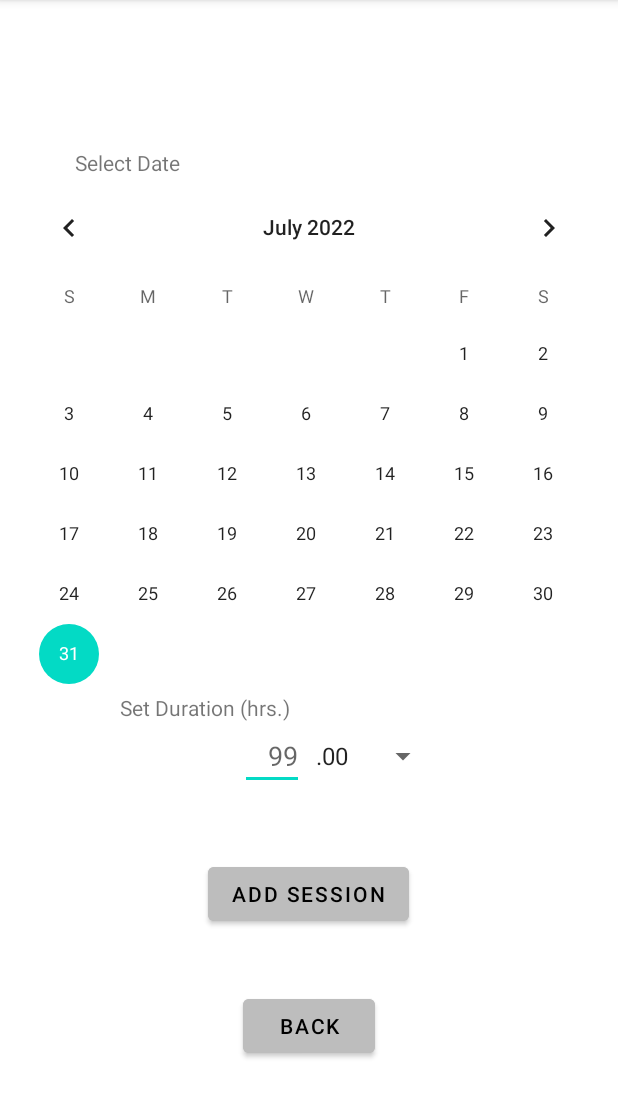
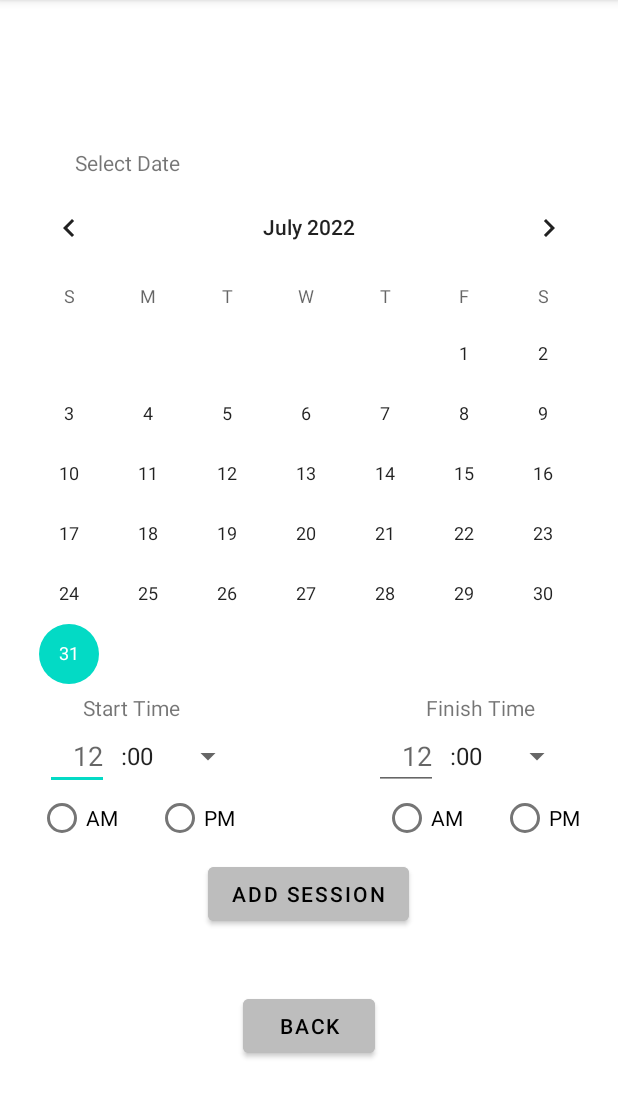
Before and after one commit to Sweaty-Cheese/TimeThing, an Android app: the AddSessionActivity screen opened directly, with no data from a screen before it, on a phone screen of 412 x 824 dp, the part 84-1202 px from its top. Run offline under Robolectric (Android 15) with nearby library versions, the phone set to English and light mode, and no system bars.

Commit message:
project commit

```diff
--- /dev/null
+++ b/app/src/main/java/com/example/timething/Activity/AddSessionActivity.java
@@ -0,0 +1,138 @@
+package com.example.timething.Activity;
+
+import android.content.Intent;
+import android.os.Build;
+import android.os.Bundle;
+import android.widget.Button;
+import android.widget.CalendarView;
+import android.widget.RadioButton;
+import android.widget.RadioGroup;
+import android.widget.Spinner;
+import android.widget.TextView;
+import android.widget.Toast;
+
+import androidx.annotation.RequiresApi;
+import androidx.appcompat.app.AppCompatActivity;
+
+import com.example.timething.DbUtil;
+import com.example.timething.R;
+import com.example.timething.model.Session;
+
+import java.text.SimpleDateFormat;
+import java.time.Instant;
+import java.time.LocalDateTime;
+import java.time.format.DateTimeFormatter;
+import java.util.TimeZone;
+
+@RequiresApi(api = Build.VERSION_CODES.O)
+public class AddSessionActivity extends AppCompatActivity {
+
+    CalendarView calSessionDate;
+
+    TextView txtStartHour;
+    Spinner spnStartMin;
+
+    RadioGroup radgpStartAmPm;
+    RadioButton radStartAm;
+    RadioButton radStartPm;
+
+    RadioGroup radgpFinishAmPm;
+    RadioButton radFinishAm;
+    RadioButton radFinishPm;
+
+    TextView txtFinishHour;
+    Spinner spnFinishMin;
+
+    Button btnAdd;
+    Button btnBack;
+
+    SimpleDateFormat sdfMMMDddYyy = new SimpleDateFormat("MMM/dd/yyy");
+    private final DateTimeFormatter dtfHrsMins = DateTimeFormatter.ofPattern("hh:mm a");
+
+
+    int jobId;
+
+    @Override
+    protected void onCreate(Bundle savedInstanceState) {
+        super.onCreate(savedInstanceState);
+        setContentView(R.layout.activity_add_session);
+
+        calSessionDate = findViewById(R.id.cal_dateSelect);
+
+        txtStartHour = findViewById(R.id.txt_start_time);
+        spnStartMin = findViewById(R.id.spn_start_time_mins);
+
+        radgpStartAmPm = findViewById(R.id.radgp_start_amPm);
+        radStartAm = findViewById(R.id.rad_start_am);
+        radStartPm = findViewById(R.id.rad_start_pm);
+
+        txtFinishHour = findViewById(R.id.txt_finish_time);
+        spnFinishMin = findViewById(R.id.spn_finish_time_mins);
+
+        radgpFinishAmPm = findViewById(R.id.radgp_finish_amPm);
+        radFinishAm = findViewById(R.id.rad_finish_am);
+        radFinishPm = findViewById(R.id.rad_finish_pm);
+
+        btnAdd = findViewById(R.id.btn_addSession);
+        btnBack = findViewById(R.id.btn_back);
+
+        DbUtil db = new DbUtil(AddSessionActivity.this);
+
+        Intent intent = getIntent();
+        jobId = intent.getIntExtra("job_id", 0);
+
+        //TODO: Input validation
+        btnAdd.setOnClickListener(view -> {
+            if (txtStartHour.getText().toString().equals("") && txtFinishHour.getText().toString().equals("")) {
+                Toast.makeText(AddSessionActivity.this, "Please specify a start time and a finish time", Toast.LENGTH_LONG).show();
+            }
+            else if (txtStartHour.getText().toString().equals("")) {
+                Toast.makeText(AddSessionActivity.this, "Please specify a start time", Toast.LENGTH_LONG).show();
+            }
+            else if (txtFinishHour.getText().toString().equals("")) {
+                Toast.makeText(AddSessionActivity.this, "Please specify a finish time", Toast.LENGTH_LONG).show();
+            }
+            else {
+                try {
+                    int startHour = Integer.parseInt(txtStartHour.getText().toString());
+                    int finishHour = Integer.parseInt(txtFinishHour.getText().toString());
+
+                    String startAmPm = "";
+                    String finishAmPm = "";
+
+                    if (radStartAm.isChecked())
+                        startAmPm = " a.m.";
+                    else if (radStartPm.isChecked())
+                        startAmPm = " a.m.";
+
+                    if (radFinishAm.isChecked())
+                        finishAmPm = " a.m.";
+                    else if (radFinishPm.isChecked())
+                        finishAmPm = " a.m.";
+
+                    String startTimeString = startHour + spnStartMin.getSelectedItem().toString() + startAmPm;
+                    String finishTimeString = finishHour + spnFinishMin.getSelectedItem().toString() + finishAmPm;
+
+                    LocalDateTime startTime = LocalDateTime.parse(startTimeString, dtfHrsMins);
+                    LocalDateTime finishTime = LocalDateTime.parse(finishTimeString, dtfHrsMins);
+
+                    Session sesh = new Session(LocalDateTime.ofInstant(Instant.ofEpochMilli(calSessionDate.getDate()), TimeZone.getDefault().toZoneId()), startTime, finishTime, jobId);
+                    db.AddSession(sesh);
+
+                    Toast.makeText(AddSessionActivity.this, "Session added successfully", Toast.LENGTH_LONG).show();
+
+                }
+                catch (NumberFormatException e) {
+                    Toast.makeText(AddSessionActivity.this, "Start time and finish time must be whole numbers between 1 and 12", Toast.LENGTH_LONG).show();
+                }
+            }
+        });
+
+        btnBack.setOnClickListener(view -> {
+            Intent i = new Intent (AddSessionActivity.this, ViewJobActivity.class);
+            i.putExtra("job_id", jobId);
+
+            startActivity(i);
+        });
+    }
+}
--- a/app/src/main/java/com/example/timething/ClientsActivity.java
+++ b/app/src/main/java/com/example/timething/Activity/ClientsActivity.java
@@ -1,4 +1,4 @@
-package com.example.timething;
+package com.example.timething.Activity;
 
 import android.content.Intent;
 import android.os.Build;
@@ -12,6 +12,9 @@ import android.widget.Toast;
 import androidx.annotation.RequiresApi;
 import androidx.appcompat.app.AppCompatActivity;
 
+import com.example.timething.DbUtil;
+import com.example.timething.MainActivity;
+import com.example.timething.R;
 import com.example.timething.model.Client;
 
 import java.util.List;
--- a/app/src/main/java/com/example/timething/AddSessionActivity.java
+++ /dev/null
@@ -1,72 +0,0 @@
-package com.example.timething;
-
-import android.content.Intent;
-import android.os.Bundle;
-import android.widget.Button;
-import android.widget.CalendarView;
-import android.widget.Spinner;
-import android.widget.TextView;
-import android.widget.Toast;
-
-import androidx.appcompat.app.AppCompatActivity;
-
-import com.example.timething.model.Session;
-
-import java.text.SimpleDateFormat;
-
-public class AddSessionActivity extends AppCompatActivity {
-
-    CalendarView calSessionDate;
-
-    TextView txtHours;
-    Spinner spnHourDecimal;
-
-    Button btnAdd;
-    Button btnBack;
-
-    SimpleDateFormat sdf = new SimpleDateFormat("MMM/dd/yyy");
-
-    int jobId;
-
-    @Override
-    protected void onCreate(Bundle savedInstanceState) {
-        super.onCreate(savedInstanceState);
-        setContentView(R.layout.activity_add_session);
-
-        calSessionDate = findViewById(R.id.cal_dateSelect);
-
-        txtHours = findViewById(R.id.txt_duration);
-        spnHourDecimal = findViewById(R.id.spn_durationDecimal);
-
-        btnAdd = findViewById(R.id.btn_addSession);
-        btnBack = findViewById(R.id.btn_back);
-
-        DbUtil db = new DbUtil(AddSessionActivity.this);
-
-        Intent intent = getIntent();
-        jobId = intent.getIntExtra("job_id", 0);
-
-
-        btnAdd.setOnClickListener(view -> {
-            if (txtHours.getText().toString().equals("")) {
-                Toast.makeText(AddSessionActivity.this, "Please specify a duration", Toast.LENGTH_LONG).show();
-            }
-            else {
-                String durationString = txtHours.getText().toString() + spnHourDecimal.getSelectedItem().toString();
-                double duration = Double.parseDouble(durationString);
-
-                Session sesh = new Session(duration, sdf.format(calSessionDate.getDate()), jobId);
-                db.AddSession(sesh);
-
-                Toast.makeText(AddSessionActivity.this, "Session added successfully", Toast.LENGTH_LONG).show();
-            }
-        });
-
-        btnBack.setOnClickListener(view -> {
-            Intent i = new Intent (AddSessionActivity.this, ViewJobActivity.class);
-            i.putExtra("job_id", jobId);
-
-            startActivity(i);
-        });
-    }
-}
--- a/app/src/main/java/com/example/timething/ClockBackground.java
+++ b/app/src/main/java/com/example/timething/ClockBackground.java
@@ -5,6 +5,7 @@ import java.time.LocalDateTime;
 public class ClockBackground {
     public static boolean clockRunning = false;
     public static long timeAway = 0;
+    public static long pauseDuration = 0;
     public static LocalDateTime startTime = null;
     public static LocalDateTime pauseTime = null;
 }
--- a/app/src/main/res/layout/activity_add_session.xml
+++ b/app/src/main/res/layout/activity_add_session.xml
@@ -4,7 +4,7 @@
     xmlns:tools="http://schemas.android.com/tools"
     android:layout_width="match_parent"
     android:layout_height="match_parent"
-    tools:context=".AddSessionActivity">
+    tools:context=".Activity.AddSessionActivity">
 
   <TextView
       android:id="@+id/lbl_date"
@@ -18,37 +18,121 @@
       android:id="@+id/cal_dateSelect"
       android:layout_width="match_parent"
       android:layout_height="wrap_content"
-      android:layout_above="@id/txt_duration"
+      android:layout_above="@id/txt_start_time"
       android:layout_marginBottom="25dp"/>
 
   <TextView
-      android:id="@+id/lbl_duration"
+      android:id="@+id/lbl_start_time"
       android:layout_width="wrap_content"
       android:layout_height="wrap_content"
-      android:layout_above="@id/txt_duration"
-      android:layout_marginStart="80dp"
-      android:text="Set Duration (hrs.)" />
+      android:layout_above="@id/txt_start_time"
+      android:layout_marginStart="55dp"
+      android:text="Start Time" />
 
   <EditText
-      android:id="@+id/txt_duration"
+      android:id="@+id/txt_start_time"
       android:layout_width="wrap_content"
       android:layout_height="wrap_content"
       android:layout_above="@id/btn_addSession"
-      android:layout_marginStart="160dp"
+      android:layout_marginStart="30dp"
       android:layout_marginBottom="45dp"
       android:ems="2"
-      android:hint="99"
+      android:hint="12"
+      android:maxLength="2"
       android:inputType="number"
       android:textAlignment="textEnd" />
 
   <Spinner
-      android:id="@+id/spn_durationDecimal"
+      android:id="@+id/spn_start_time_mins"
       android:layout_width="90dp"
       android:layout_height="wrap_content"
       android:layout_above="@id/btn_addSession"
-      android:layout_toEndOf="@id/txt_duration"
+      android:layout_toEndOf="@id/txt_start_time"
       android:layout_marginBottom="56dp"
       android:entries="@array/duration_decimals"/>
+
+  <RadioGroup
+      android:id="@+id/radgp_start_amPm"
+      android:layout_width="wrap_content"
+      android:layout_height="wrap_content"
+      android:layout_below="@+id/lbl_start_time"
+      android:layout_marginTop="40dp"
+      android:layout_marginStart="25dp"
+      android:orientation="horizontal">
+
+    <RadioButton
+        android:id="@+id/rad_start_am"
+        android:layout_width="wrap_content"
+        android:layout_height="wrap_content"
+        android:text="AM"
+        android:onClick="onRadioButtonClicked"/>
+
+    <RadioButton
+        android:id="@+id/rad_start_pm"
+        android:layout_width="wrap_content"
+        android:layout_height="wrap_content"
+        android:layout_marginStart="25dp"
+        android:text="PM"
+        android:onClick="onRadioButtonClicked"/>
+  </RadioGroup>
+
+  <TextView
+      android:id="@+id/lbl_finish_time"
+      android:layout_width="wrap_content"
+      android:layout_height="wrap_content"
+      android:layout_above="@id/txt_finish_time"
+      android:layout_alignParentRight="true"
+      android:layout_marginEnd="55dp"
+      android:text="Finish Time" />
+
+  <EditText
+      android:id="@+id/txt_finish_time"
+      android:layout_width="wrap_content"
+      android:layout_height="wrap_content"
+      android:layout_above="@id/btn_addSession"
+      android:layout_toStartOf="@id/spn_finish_time_mins"
+      android:layout_marginBottom="45dp"
+      android:ems="2"
+      android:hint="12"
+      android:maxLength="2"
+      android:inputType="number"
+      android:textAlignment="textEnd" />
+
+  <Spinner
+      android:id="@+id/spn_finish_time_mins"
+      android:layout_width="90dp"
+      android:layout_height="wrap_content"
+      android:layout_above="@id/btn_addSession"
+      android:layout_alignParentRight="true"
+      android:layout_marginEnd="30dp"
+      android:layout_marginBottom="56dp"
+      android:entries="@array/duration_decimals"/>
+
+  <RadioGroup
+      android:id="@+id/radgp_finish_amPm"
+      android:layout_width="wrap_content"
+      android:layout_height="wrap_content"
+      android:layout_below="@+id/lbl_start_time"
+      android:layout_alignParentRight="true"
+      android:layout_marginTop="40dp"
+      android:layout_marginEnd="25dp"
+      android:orientation="horizontal">
+
+    <RadioButton
+        android:id="@+id/rad_finish_am"
+        android:layout_width="wrap_content"
+        android:layout_height="wrap_content"
+        android:text="AM"
+        android:onClick="onRadioButtonClicked"/>
+
+    <RadioButton
+        android:id="@+id/rad_finish_pm"
+        android:layout_width="wrap_content"
+        android:layout_height="wrap_content"
+        android:layout_marginStart="25dp"
+        android:text="PM"
+        android:onClick="onRadioButtonClicked"/>
+  </RadioGroup>
 
   <Button
       android:id="@+id/btn_addSession"
--- a/app/src/main/res/layout/activity_clients.xml
+++ b/app/src/main/res/layout/activity_clients.xml
@@ -3,7 +3,7 @@
     xmlns:tools="http://schemas.android.com/tools"
     android:layout_width="match_parent"
     android:layout_height="match_parent"
-    tools:context=".ClientsActivity">
+    tools:context=".Activity.ClientsActivity">
 
     <Button
         android:id="@+id/btn_addClient"
--- a/app/src/main/res/layout/activity_jobs.xml
+++ b/app/src/main/res/layout/activity_jobs.xml
@@ -3,7 +3,7 @@
     xmlns:tools="http://schemas.android.com/tools"
     android:layout_width="match_parent"
     android:layout_height="match_parent"
-    tools:context=".JobsActivity">
+    tools:context=".Activity.JobsActivity">
 
     <Button
         android:id="@+id/btn_addJob"
--- a/app/src/main/res/layout/activity_view_client.xml
+++ b/app/src/main/res/layout/activity_view_client.xml
@@ -3,7 +3,7 @@
     xmlns:tools="http://schemas.android.com/tools"
     android:layout_width="match_parent"
     android:layout_height="match_parent"
-    tools:context=".ViewClientActivity">
+    tools:context=".Activity.ViewClientActivity">
 
     <TextView
         android:id="@+id/lbl_name"
--- a/app/src/main/res/layout/activity_view_job.xml
+++ b/app/src/main/res/layout/activity_view_job.xml
@@ -3,7 +3,7 @@
     xmlns:tools="http://schemas.android.com/tools"
     android:layout_width="match_parent"
     android:layout_height="match_parent"
-    tools:context=".ViewJobActivity">
+    tools:context=".Activity.ViewJobActivity">
 
     <TextView
         android:id="@+id/lbl_jobName"
--- a/app/src/main/res/values/strings.xml
+++ b/app/src/main/res/values/strings.xml
@@ -13,9 +13,9 @@
     <string name="start_time">Start Time: %1$s</string>
 
     <string-array name="duration_decimals">
-        <item>.00</item>
-        <item>.25</item>
-        <item>.50</item>
-        <item>.75</item>
+        <item>:00</item>
+        <item>:15</item>
+        <item>:30</item>
+        <item>:45</item>
     </string-array>
 </resources>
```
Also changed, not shown: app/src/main/AndroidManifest.xml (+5 -5 lines), app/src/main/java/com/example/timething/Activity/JobsActivity.java (renamed from app/src/main/java/com/example/timething/JobsActivity.java, +7 -2 lines), app/src/main/java/com/example/timething/Activity/ViewClientActivity.java (renamed from app/src/main/java/com/example/timething/ViewClientActivity.java, +7 -2 lines), app/src/main/java/com/example/timething/Activity/ViewJobActivity.java (renamed from app/src/main/java/com/example/timething/ViewJobActivity.java, +13 -7 lines), app/src/main/java/com/example/timething/DbUtil.java (+30 -2 lines), app/src/main/java/com/example/timething/MainActivity.java (+13 -12 lines), app/src/main/java/com/example/timething/model/Session.java (+43 -6 lines).
